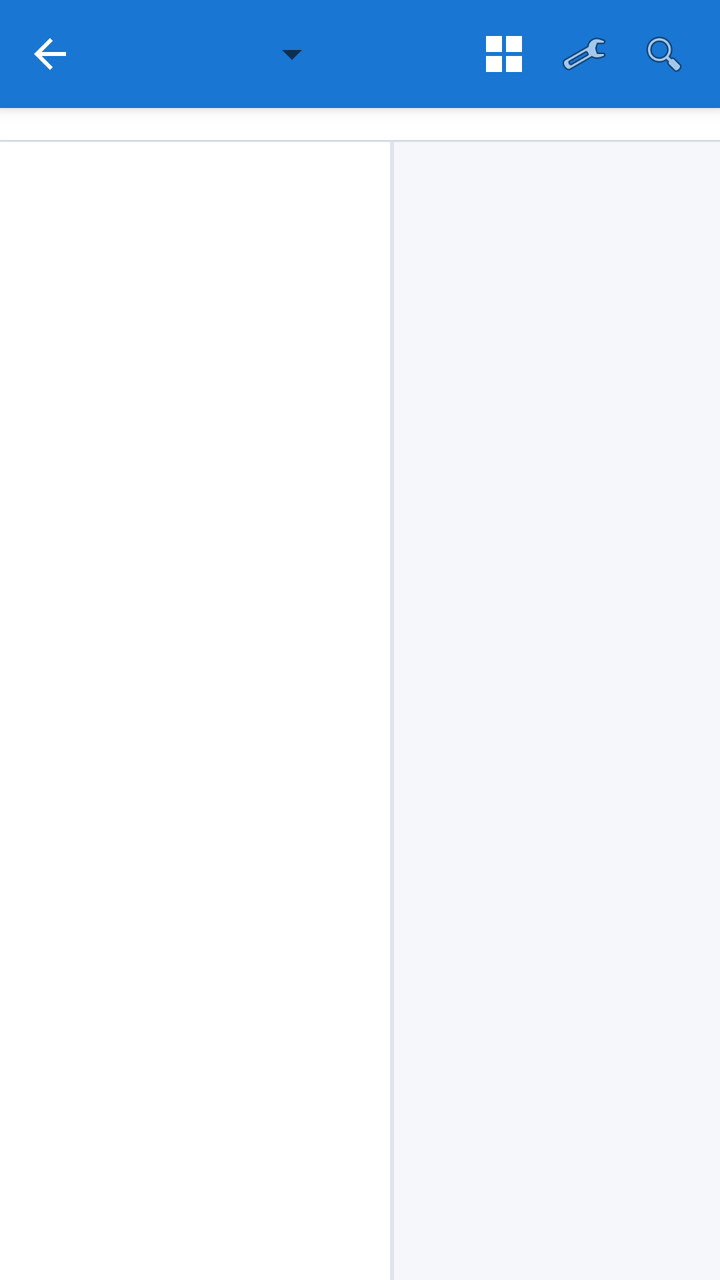
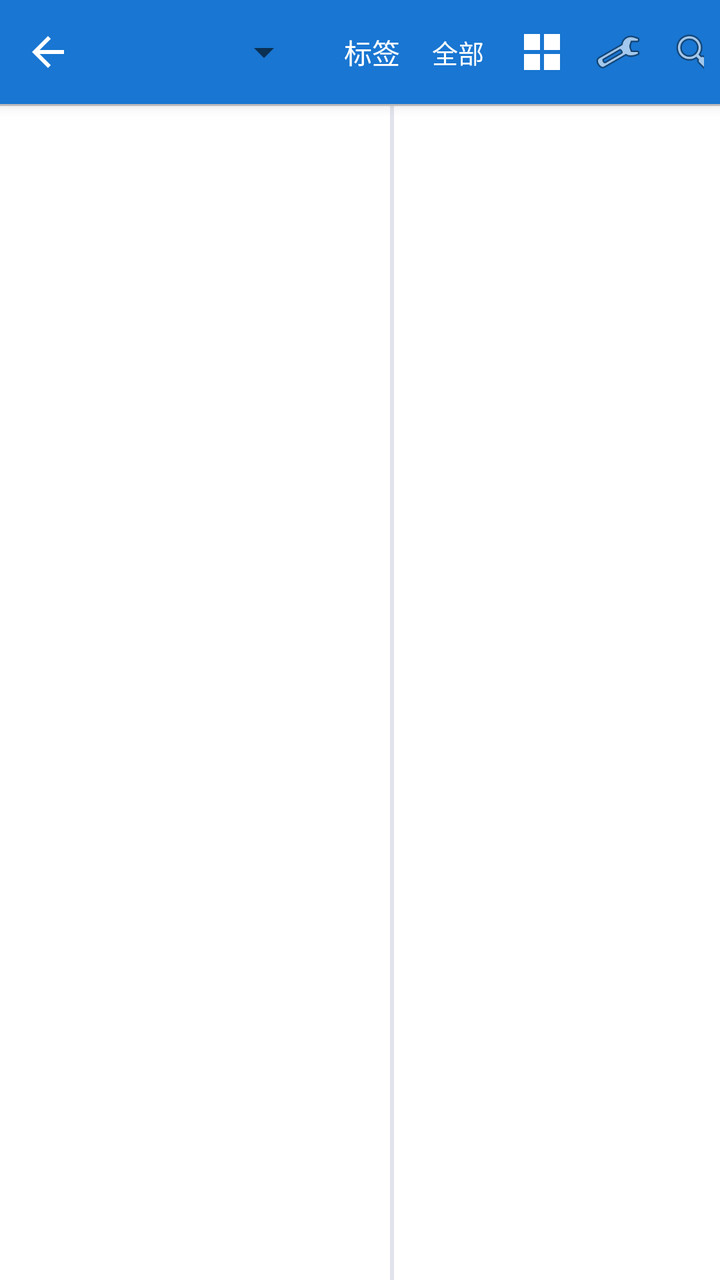

Compare the two renders of this Android layout. The source of the first and the diff that turns it into the second are given below.
<!-- AndroidManifest.xml: activity theme AppTheme.NoActionBar -->
<!-- res/layout/activity_questionbook.xml -->
<?xml version="1.0" encoding="utf-8"?>
<LinearLayout xmlns:android="http://schemas.android.com/apk/res/android"
    android:layout_width="match_parent"
    android:layout_height="match_parent"
    android:background="#FFF5F7FA"
    android:orientation="vertical">

    
    <LinearLayout
        android:id="@+id/qbTopBar"
        android:layout_width="match_parent"
        android:layout_height="54dp"
        android:background="@color/primaryColor"
        android:elevation="4dp"
        android:gravity="center_vertical"
        android:orientation="horizontal"
        android:paddingStart="4dp"
        android:paddingEnd="8dp">

        <ImageButton
            android:id="@+id/btnBack"
            android:layout_width="42dp"
            android:layout_height="42dp"
            android:background="?android:attr/selectableItemBackgroundBorderless"
            android:contentDescription="返回"
            android:src="@drawable/ic_arrow_back_white_24dp" />

        <Spinner
            android:id="@+id/spinnerBooks"
            android:layout_width="wrap_content"
            android:layout_height="40dp"
            android:minWidth="124dp"
            android:popupBackground="#FFFFFFFF" />

        <View
            android:layout_width="0dp"
            android:layout_height="1dp"
            android:layout_weight="1" />

        <ImageButton
            android:id="@+id/btnToggleGrid"
            android:layout_width="40dp"
            android:layout_height="40dp"
            android:background="?android:attr/selectableItemBackgroundBorderless"
            android:contentDescription="切换列表或网格"
            android:padding="8dp"
            android:scaleType="fitCenter"
            android:src="@drawable/ic_grid_white" />

        <ImageButton
            android:id="@+id/btnFilterMenu"
            android:layout_width="40dp"
            android:layout_height="40dp"
            android:background="?android:attr/selectableItemBackgroundBorderless"
            android:contentDescription="分组与筛选"
            android:padding="8dp"
            android:scaleType="fitCenter"
            android:src="@android:drawable/ic_menu_manage" />

        <ImageButton
            android:id="@+id/btnSearchToggle"
            android:layout_width="40dp"
            android:layout_height="40dp"
            android:background="?android:attr/selectableItemBackgroundBorderless"
            android:contentDescription="搜索"
            android:padding="8dp"
            android:scaleType="fitCenter"
            android:src="@android:drawable/ic_menu_search" />
    </LinearLayout>

    
    <LinearLayout
        android:id="@+id/llSearchBar"
        android:layout_width="match_parent"
        android:layout_height="46dp"
        android:background="#FFFFFFFF"
        android:gravity="center_vertical"
        android:orientation="horizontal"
        android:paddingHorizontal="12dp"
        android:visibility="gone">

        <EditText
            android:id="@+id/etSearchQb"
            android:layout_width="0dp"
            android:layout_height="34dp"
            android:layout_weight="1"
            android:background="#FFF1F4F8"
            android:hint="搜索收藏标题、笔记或标签..."
            android:imeOptions="actionSearch"
            android:inputType="text"
            android:paddingHorizontal="12dp"
            android:singleLine="true"
            android:textColor="#FF212121"
            android:textSize="13sp" />

        <TextView
            android:id="@+id/btnClearSearch"
            android:layout_width="wrap_content"
            android:layout_height="34dp"
            android:gravity="center"
            android:paddingHorizontal="10dp"
            android:text="关闭"
            android:textColor="#FF1976D2"
            android:textSize="13sp" />
    </LinearLayout>

    
    <HorizontalScrollView
        android:layout_width="match_parent"
        android:layout_height="wrap_content"
        android:background="#FFFFFFFF"
        android:elevation="1dp"
        android:scrollbars="none">

        <LinearLayout
            android:id="@+id/llTagsContent"
            android:layout_width="wrap_content"
            android:layout_height="wrap_content"
            android:gravity="center_vertical"
            android:orientation="horizontal"
            android:paddingHorizontal="12dp"
            android:paddingVertical="8dp" />
    </HorizontalScrollView>

    <View
        android:layout_width="match_parent"
        android:layout_height="1dp"
        android:background="#FFE4E8EE" />

    
    <LinearLayout
        android:id="@+id/splitContainer"
        android:layout_width="match_parent"
        android:layout_height="0dp"
        android:layout_weight="1"
        android:orientation="horizontal">

        <ListView
            android:id="@+id/listViewSelector"
            android:layout_width="195dp"
            android:layout_height="match_parent"
            android:background="#FFFFFFFF"
            android:divider="#FFEEEEEE"
            android:dividerHeight="1dp" />

        <View
            android:id="@+id/splitDivider"
            android:layout_width="2dp"
            android:layout_height="match_parent"
            android:background="#FFE0E4EA" />

        <FrameLayout
            android:layout_width="0dp"
            android:layout_height="match_parent"
            android:layout_weight="1">

            <androidx.recyclerview.widget.RecyclerView
                android:id="@+id/recyclerViewItems"
                android:layout_width="match_parent"
                android:layout_height="match_parent"
                android:clipToPadding="false"
                android:padding="10dp" />

            <TextView
                android:id="@+id/textViewNoData"
                android:layout_width="match_parent"
                android:layout_height="match_parent"
                android:gravity="center"
                android:padding="24dp"
                android:text="当前分类没有收藏内容\n点击悬浮按钮展开「截屏 / 拍照 / 草稿本」即可随时收藏"
                android:textColor="#FF78909C"
                android:textSize="14sp"
                android:visibility="gone" />
        </FrameLayout>
    </LinearLayout>
</LinearLayout>
<!-- resources referenced by this layout -->
<resources>
  <color name="primaryColor">#FF1976D2</color>
  <!-- drawable ic_arrow_back_white_24dp (drawable) -->
  <?xml version="1.0" encoding="utf-8"?>
  <vector xmlns:android="http://schemas.android.com/apk/res/android"
      android:width="24dp"
      android:height="24dp"
      android:viewportWidth="24"
      android:viewportHeight="24">
      <path
          android:fillColor="#FFFFFFFF"
          android:pathData="M20,11H7.83l5.59,-5.59L12,4l-8,8 8,8 1.41,-1.41L7.83,13H20v-2z" />
  </vector>
  <!-- drawable ic_grid_white (drawable) -->
  <?xml version="1.0" encoding="utf-8"?>
  <vector xmlns:android="http://schemas.android.com/apk/res/android"
      android:width="24dp"
      android:height="24dp"
      android:viewportWidth="24"
      android:viewportHeight="24">
      <path
          android:fillColor="#FFFFFFFF"
          android:pathData="M3,3h8v8H3V3zM13,3h8v8h-8V3zM3,13h8v8H3v-8zM13,13h8v8h-8v-8z" />
  </vector>
  <style name="AppTheme.NoActionBar" parent="Theme.MaterialComponents.Light.NoActionBar">
          <item name="colorPrimary">@color/primaryColor</item>
          <item name="colorPrimaryDark">@color/primaryDarkColor</item>
          <item name="colorAccent">@color/primaryColor</item>
          <item name="android:statusBarColor">@color/primaryDarkColor</item>
      </style>
  <color name="primaryDarkColor">#FF004BA0</color>
</resources>

<!-- the commit's change to res/layout/activity_questionbook.xml (unified diff, before → after) -->
@@ -2,14 +2,14 @@
 <LinearLayout xmlns:android="http://schemas.android.com/apk/res/android"
     android:layout_width="match_parent"
     android:layout_height="match_parent"
-    android:background="#FFF5F7FA"
+    android:background="#FFFFFFFF"
     android:orientation="vertical">
 
     
     <LinearLayout
         android:id="@+id/qbTopBar"
         android:layout_width="match_parent"
-        android:layout_height="54dp"
+        android:layout_height="52dp"
         android:background="@color/primaryColor"
         android:elevation="4dp"
         android:gravity="center_vertical"
@@ -19,8 +19,8 @@
 
         <ImageButton
             android:id="@+id/btnBack"
-            android:layout_width="42dp"
-            android:layout_height="42dp"
+            android:layout_width="40dp"
+            android:layout_height="40dp"
             android:background="?android:attr/selectableItemBackgroundBorderless"
             android:contentDescription="返回"
             android:src="@drawable/ic_arrow_back_white_24dp" />
@@ -29,8 +29,27 @@
             android:id="@+id/spinnerBooks"
             android:layout_width="wrap_content"
             android:layout_height="40dp"
-            android:minWidth="124dp"
+            android:minWidth="112dp"
             android:popupBackground="#FFFFFFFF" />
+
+        <TextView
+            android:layout_width="wrap_content"
+            android:layout_height="wrap_content"
+            android:layout_marginStart="16dp"
+            android:layout_marginEnd="6dp"
+            android:text="标签"
+            android:textColor="#FFFFFFFF"
+            android:textSize="14sp" />
+
+        <TextView
+            android:id="@+id/tvTopActiveTagPill"
+            android:layout_width="wrap_content"
+            android:layout_height="wrap_content"
+            android:paddingHorizontal="10dp"
+            android:paddingVertical="3dp"
+            android:text="全部"
+            android:textColor="#FFFFFFFF"
+            android:textSize="13sp" />
 
         <View
             android:layout_width="0dp"
@@ -39,31 +58,31 @@
 
         <ImageButton
             android:id="@+id/btnToggleGrid"
-            android:layout_width="40dp"
-            android:layout_height="40dp"
+            android:layout_width="38dp"
+            android:layout_height="38dp"
             android:background="?android:attr/selectableItemBackgroundBorderless"
             android:contentDescription="切换列表或网格"
-            android:padding="8dp"
+            android:padding="7dp"
             android:scaleType="fitCenter"
             android:src="@drawable/ic_grid_white" />
 
         <ImageButton
             android:id="@+id/btnFilterMenu"
-            android:layout_width="40dp"
-            android:layout_height="40dp"
+            android:layout_width="38dp"
+            android:layout_height="38dp"
             android:background="?android:attr/selectableItemBackgroundBorderless"
             android:contentDescription="分组与筛选"
-            android:padding="8dp"
+            android:padding="7dp"
             android:scaleType="fitCenter"
             android:src="@android:drawable/ic_menu_manage" />
 
         <ImageButton
             android:id="@+id/btnSearchToggle"
-            android:layout_width="40dp"
-            android:layout_height="40dp"
+            android:layout_width="38dp"
+            android:layout_height="38dp"
             android:background="?android:attr/selectableItemBackgroundBorderless"
             android:contentDescription="搜索"
-            android:padding="8dp"
+            android:padding="7dp"
             android:scaleType="fitCenter"
             android:src="@android:drawable/ic_menu_search" />
     </LinearLayout>
@@ -106,11 +125,12 @@
 
     
     <HorizontalScrollView
+        android:id="@+id/hsvTagBar"
         android:layout_width="match_parent"
         android:layout_height="wrap_content"
         android:background="#FFFFFFFF"
-        android:elevation="1dp"
-        android:scrollbars="none">
+        android:scrollbars="none"
+        android:visibility="gone">
 
         <LinearLayout
             android:id="@+id/llTagsContent"
@@ -125,7 +145,7 @@
     <View
         android:layout_width="match_parent"
         android:layout_height="1dp"
-        android:background="#FFE4E8EE" />
+        android:background="#FFCCCCCC" />
 
     
     <LinearLayout
